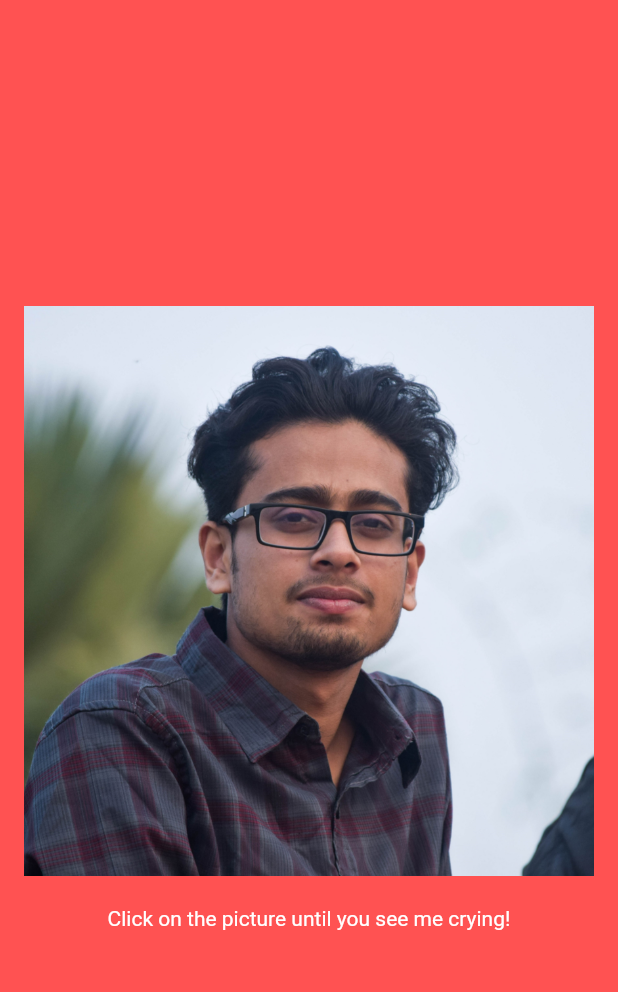
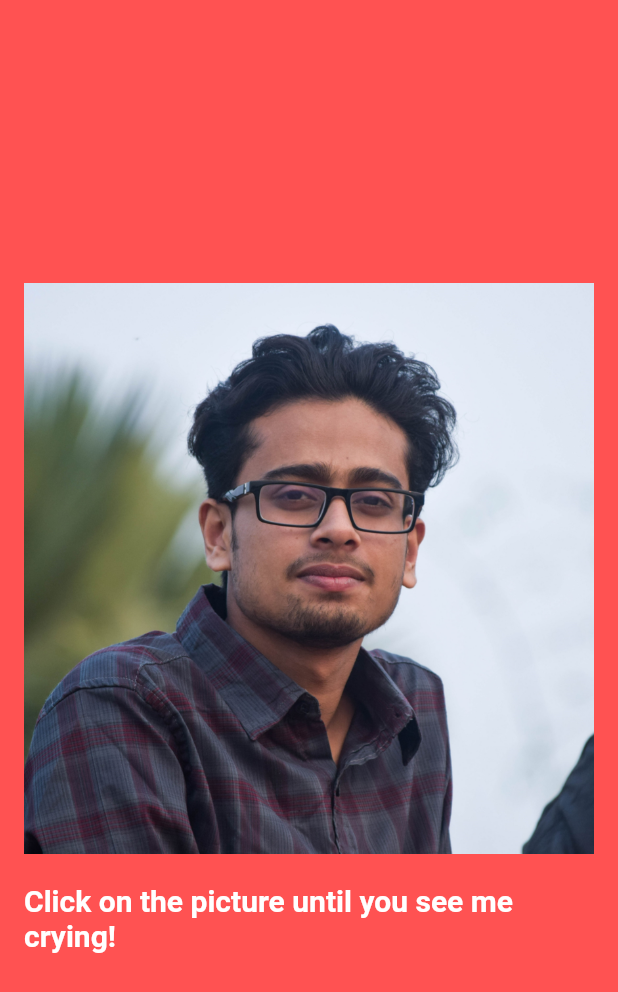
Before and after one commit to 7ANV1R/CryingMe, a Flutter app: the screen it shows after launch, on a phone screen of 412 x 824 dp. Shown: the top 992 px of the screen. Run offline on Flutter 3.47's test engine with Material 2 defaults, Android fonts, the phone set to English and light mode, and no system bars.

Commit message:
learning stful widget! v0.01

```diff
--- a/lib/main.dart
+++ b/lib/main.dart
@@ -38,7 +38,8 @@ class _CryingMeState extends State<CryingMe> {
                 Text(
                   'Click on the picture until you see me crying!',
                   style: TextStyle(
-                    fontWeight: FontWeight.w400,
+                    fontWeight: FontWeight.bold,
+                    fontSize: 20.0,
                     color: Colors.white,
                   ),
                 ),
```
